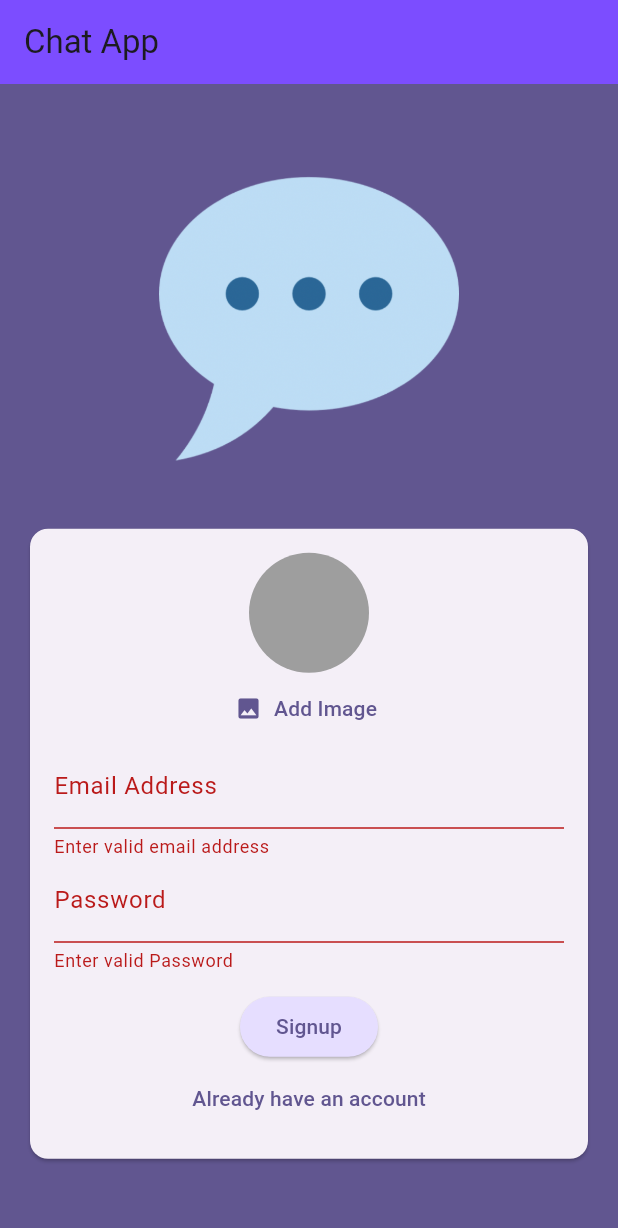
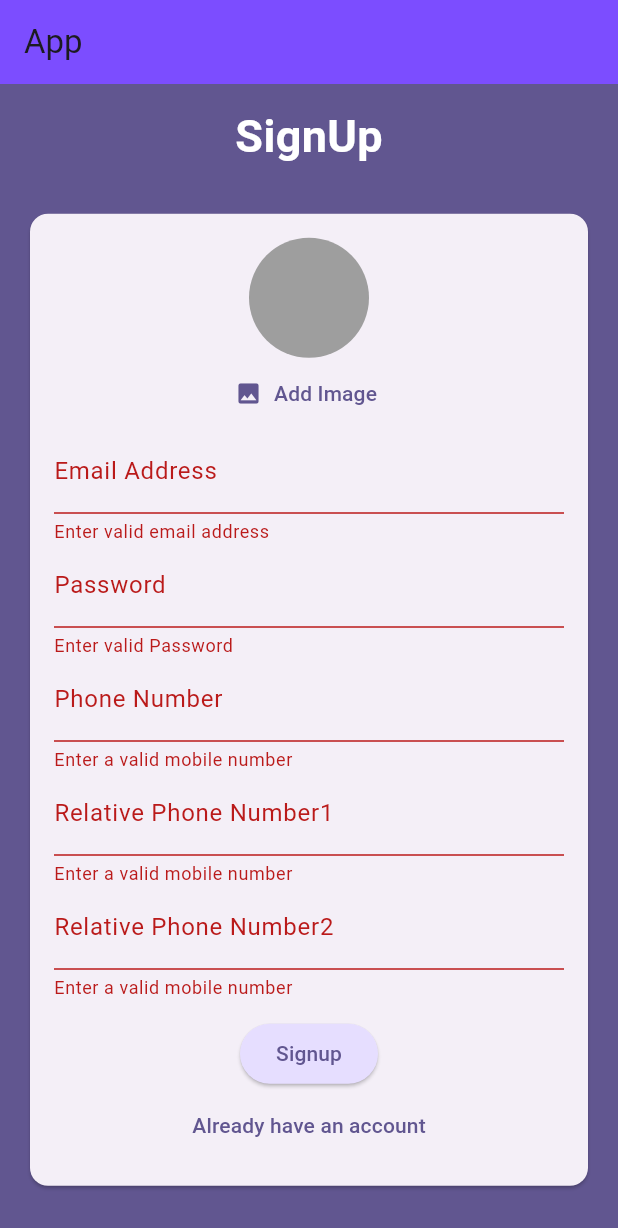
Before and after one commit to sagaryedge1645/chatapp, a Flutter app: the screen it shows after launch, after a tap on "Login", after a tap on "Create an account?", after a tap on "Signup", on a phone screen of 412 x 824 dp. Shown: the top 1228 px of the screen. Run offline on Flutter 3.47's test engine with Material 3 defaults, Android fonts, the phone set to English and light mode, and no system bars; our stand-ins replace firebase_auth, firebase_core, firebase_storage, image_picker; accounts and stored records are empty.

Commit message:
update AuthScreen and and new widget

```diff
--- a/lib/screens/authscreen.dart
+++ b/lib/screens/authscreen.dart
@@ -1,10 +1,10 @@
 import 'dart:io';
 
+import 'package:chatapp/widgets/additional_user_info.dart';
 import 'package:chatapp/widgets/user_image_picker.dart';
 import 'package:firebase_auth/firebase_auth.dart';
 import 'package:firebase_storage/firebase_storage.dart';
 import 'package:flutter/material.dart';
-import 'package:firebase_auth/firebase_auth.dart';
 
 
 final _firebase = FirebaseAuth.instance;
@@ -37,6 +37,8 @@ class _AuthScreenState extends State<AuthScreen> {
      try {
        final userCredentials = await _firebase.signInWithEmailAndPassword(
            email: _enteredEmail, password: _password);
+       ScaffoldMessenger.of(context).clearSnackBars();
+       ScaffoldMessenger.of(context).showSnackBar(SnackBar(content: Text("Login Successfully!")));
      }on FirebaseAuthException catch (error){
        if(error.code == ''){}
        ScaffoldMessenger.of(context).clearSnackBars();
@@ -46,12 +48,13 @@ class _AuthScreenState extends State<AuthScreen> {
       try {
         final userCredentials = await _firebase.createUserWithEmailAndPassword(
             email: _enteredEmail, password: _password);
+        ScaffoldMessenger.of(context).clearSnackBars();
+        ScaffoldMessenger.of(context).showSnackBar(SnackBar(content: Text("SignUp Successfully!")));
         final storageRef = FirebaseStorage.instance.ref().child('user_images').child('${userCredentials.user!.uid}.jpg');
        await
        storageRef.putFile(_selectedImage!);
 
       final imageUrl =  storageRef.getDownloadURL();
-      print(imageUrl);
 
       } on FirebaseAuthException catch (error) {
         if (error.code == '') {}
@@ -68,19 +71,15 @@ class _AuthScreenState extends State<AuthScreen> {
       backgroundColor: Theme.of(context).colorScheme.primary,
       appBar: AppBar(
         backgroundColor: Colors.deepPurpleAccent,
-        title: Text("Chat App"),
+        title: Text("App"),
       ),
       body: Center(
         child: SingleChildScrollView(
           child: Column(
             mainAxisAlignment: MainAxisAlignment.center,
             children: [
-              Container(
-                margin:
-                    EdgeInsets.only(top: 25, bottom: 20, right: 20, left: 20),
-                width: 200,
-                child: Image.asset('assets/images/chat.png'),
-              ),
+              _isLogin? Text("Login",style: TextStyle(color: Colors.white,fontSize:30,fontWeight: FontWeight.bold),): Text("SignUp",style: TextStyle(color: Colors.white,fontSize:30,fontWeight: FontWeight.bold)),
+              SizedBox(height: 10,),
               Card(
                 margin: EdgeInsets.all(20),
                 color: Theme.of(context).colorScheme.onInverseSurface,
@@ -129,6 +128,7 @@ class _AuthScreenState extends State<AuthScreen> {
                               _password = value!;
                             },
                           ),
+                           if(!_isLogin)AddtionalUserInfomation(),
                           SizedBox(
                             height: 12,
                           ),
--- /dev/null
+++ b/lib/widgets/additional_user_info.dart
@@ -0,0 +1,66 @@
+import 'package:flutter/material.dart';
+
+class AddtionalUserInfomation extends StatefulWidget{
+  const AddtionalUserInfomation({super.key});
+
+  @override
+  State<StatefulWidget> createState() {
+    return _AdditionalUserInfoState();
+  }
+
+}
+
+class _AdditionalUserInfoState extends State<AddtionalUserInfomation>{
+  String? validateMobile(String? value) {
+    String pattern = r'(^(?:[+0]9)?[0-9]{10,12}$)';
+    final regex = RegExp(pattern);
+
+    return value!.isEmpty || !regex.hasMatch(value)
+        ? 'Enter a valid mobile number'
+        : null;
+  }
+
+  var _userNumber = '';
+  var _relativeNumber1 = '';
+  var _relativeNumber2 = '';
+
+  @override
+  Widget build(BuildContext context) {
+   return Column(
+     children: [
+       TextFormField(
+         keyboardType: TextInputType.phone,
+         decoration: InputDecoration(
+           labelText: "Phone Number",
+         ),
+         validator: validateMobile,
+         onSaved: (value) {
+           _userNumber = value!;
+         },
+       ),
+       TextFormField(
+         keyboardType: TextInputType.phone,
+         decoration: InputDecoration(
+           labelText: "Relative Phone Number1",
+         ),
+         validator:validateMobile,
+         onSaved: (value) {
+           _relativeNumber1 = value!;
+         },
+       ),
+       TextFormField(
+         keyboardType: TextInputType.phone,
+         decoration: InputDecoration(
+           labelText: "Relative Phone Number2",
+         ),
+         autocorrect: false,
+         validator: validateMobile,
+         onSaved: (value) {
+           _relativeNumber2 = value!;
+         },
+       ),
+     ],
+   );
+  }
+
+}
```
